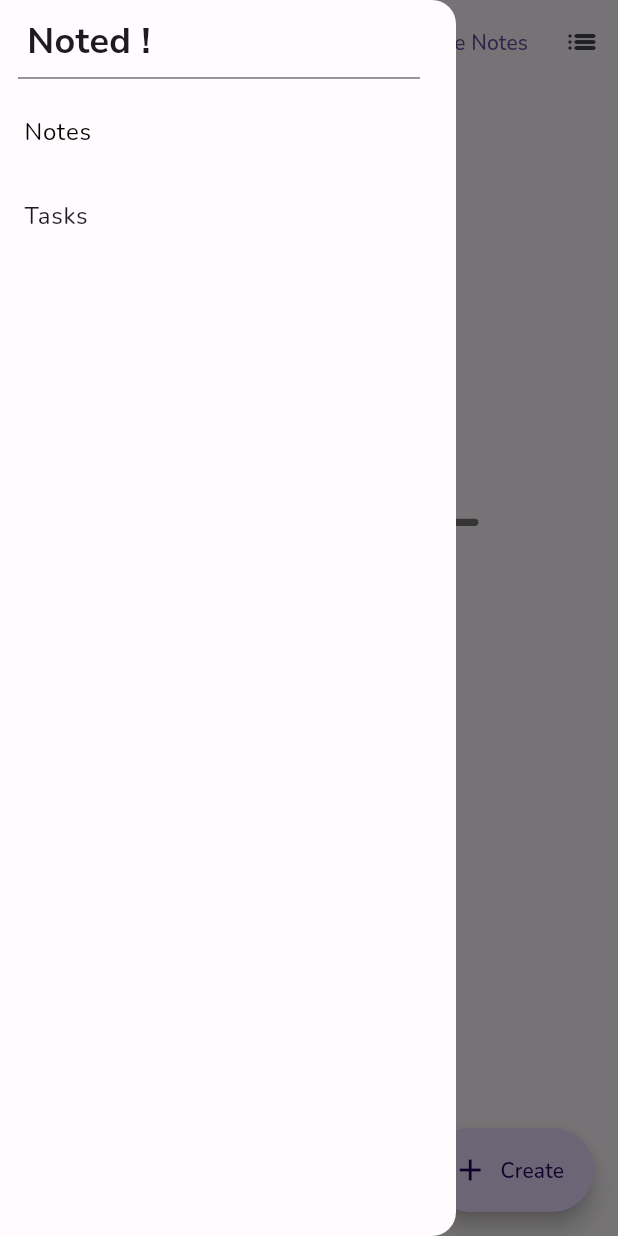
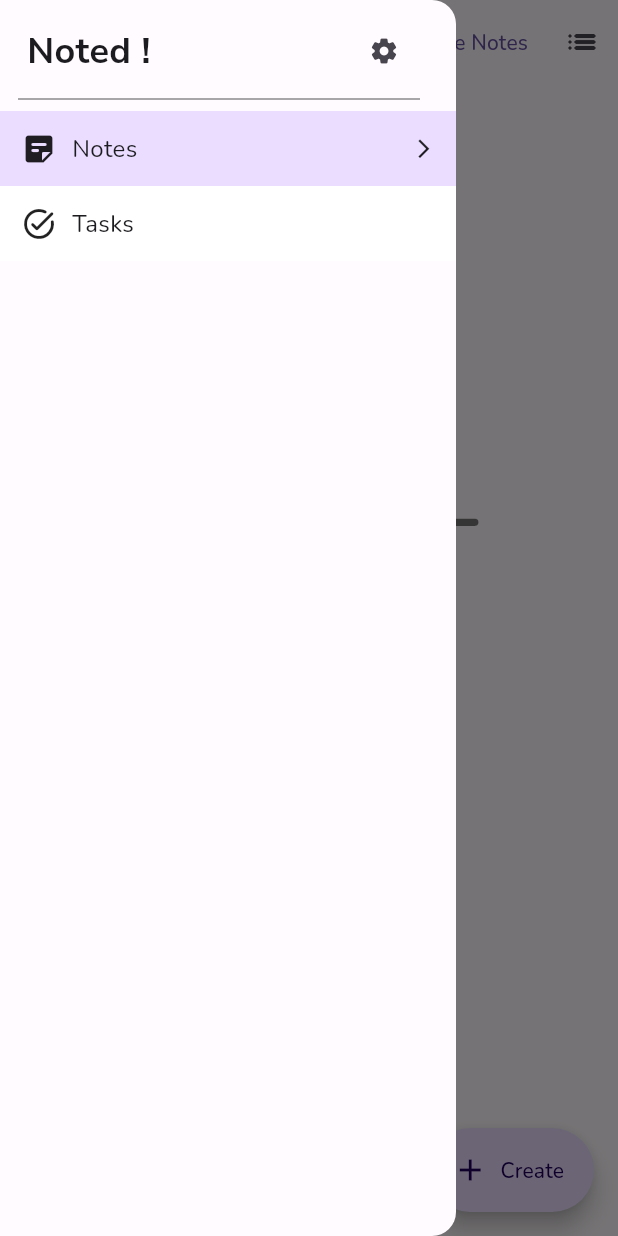
Before and after one commit to piyeldev/notes-app, a Flutter app: the screen it shows after launch, with the side drawer open, on a phone screen of 412 x 824 dp. Run offline on Flutter 3.47's test engine with Material 3 defaults, Android fonts, the phone set to English and light mode, and no system bars; our stand-ins replace font_awesome_flutter, google_fonts, image_picker, sqflite; accounts and stored records are empty.

```diff
--- /dev/null
+++ b/lib/src/custom_listTile.dart
@@ -0,0 +1,69 @@
+import 'package:Noted/src/material-theme%20(1)/color_schemes.g.dart';
+import 'package:flutter/material.dart';
+
+class CustomListTile extends StatefulWidget {
+  final bool? active;
+  final String? text;
+  final VoidCallback? onTap;
+  final TextStyle? style;
+  final double? iconSize;
+  final IconData? icon;
+  CustomListTile(
+      {super.key,
+      this.icon,
+      this.iconSize,
+      this.active,
+      this.text,
+      this.onTap,
+      this.style});
+
+  @override
+  State<CustomListTile> createState() => _CustomListTileState();
+}
+
+class _CustomListTileState extends State<CustomListTile> {
+  Widget trailingArrowStyle(bool active) {
+    return active
+        ? const Icon(
+            Icons.arrow_forward_ios,
+            size: 15,
+            color: Colors.black87,
+          )
+        : Container();
+  }
+
+  @override
+  Widget build(BuildContext context) {
+    return Ink(
+      color: widget.active != null && widget.active!
+          ? lightColorScheme.primaryContainer:Colors.white,
+      height: 50,
+      child: InkWell(
+        splashColor: Colors.black12,
+        onTap: () {
+          debugPrint("hello!");
+        },
+        child: Padding(
+          padding: const EdgeInsets.only(left: 14, right: 14),
+          child: Row(
+            children: [
+              widget.icon != null?
+              Icon(
+                widget.icon ,
+                size: widget.iconSize ?? 24,
+              ): Container(),
+              Padding(
+                  padding: EdgeInsets.only(left: 10),
+                  child: Text(
+                    widget.text ?? "",
+                    style: widget.style ?? TextStyle(fontSize: 16),
+                  )),
+              Spacer(),
+              widget.active != null && widget.active!? trailingArrowStyle(true):Container()
+            ],
+          ),
+        ),
+      ),
+    );
+  }
+}
--- /dev/null
+++ b/lib/src/drawer.dart
@@ -0,0 +1,55 @@
+import 'package:Noted/src/custom_listTile.dart';
+import 'package:Noted/src/settings.dart';
+import 'package:flutter/material.dart';
+import 'package:google_fonts/google_fonts.dart';
+
+class HomeDrawer extends StatefulWidget {
+  const HomeDrawer({super.key});
+
+  @override
+  State<HomeDrawer> createState() => _HomeDrawerState();
+}
+
+class _HomeDrawerState extends State<HomeDrawer> {
+
+  bool noteActive = true;
+  bool taskActive = false;
+
+
+  @override
+  Widget build(BuildContext context) {
+    return Drawer(
+          child: ListView(
+            children: [
+              Container(
+                  padding: const EdgeInsets.only(left: 18, top: 10),
+                  child: Expanded(
+                    child: Row(
+                      children: [
+                        Text(
+                          "Noted !",
+                          style: GoogleFonts.nunitoSans(
+                              fontWeight: FontWeight.bold, fontSize: 24),
+                        ),
+                        const Spacer(),
+                        Padding(
+                          padding: const EdgeInsets.only(right: 24),
+                          child: IconButton(onPressed: () {
+                            Navigator.of(context).push(MaterialPageRoute(builder: (context) => SettingsPage()));
+                          }, icon:  const Icon(Icons.settings_rounded, size: 20,)))
+                      ],
+                    ),
+                  ),
+                  ),
+              const Divider(
+                color: Colors.black45,
+                endIndent: 24,
+                indent: 12,
+              ),
+              CustomListTile(icon: Icons.sticky_note_2_rounded, text: "Notes", active: true,),
+              CustomListTile(icon: Icons.task_alt_rounded, text: "Tasks", active: false,),
+            ],
+          ),
+        );
+  }
+}
--- a/lib/src/home.dart
+++ b/lib/src/home.dart
@@ -1,6 +1,7 @@
 import 'dart:core';
 import 'dart:async';
 import 'dart:math';
+import 'package:Noted/src/drawer.dart';
 import 'package:flutter/widgets.dart';
 import 'package:google_fonts/google_fonts.dart';
 import 'package:flutter/material.dart';
@@ -135,43 +136,7 @@ class _HomePageState extends State<HomePage> with TickerProviderStateMixin {
             },
           ),
         ),
-        drawer: Drawer(
-          child: ListView(
-            children: [
-              Container(
-                  child: Text(
-                    "Noted !",
-                    style: GoogleFonts.nunitoSans(
-                        fontWeight: FontWeight.bold, fontSize: 24),
-                  ),
-                  padding: const EdgeInsets.only(left: 18, top: 10)),
-              Divider(
-                color: Colors.black54,
-                endIndent: 24,
-                indent: 12,
-              ),
-              Material(
-                type: MaterialType.transparency,                child: ListTile(
-                  selected: true,
-                  selectedColor: Colors.black,
-                  // tileColor: Theme.of(context).cardColor,
-                  title: const Text('Notes'),
-                  onTap: () {
-                    // Update the state of the app.
-                    // ...
-                  },
-                ),
-              ),
-              ListTile(
-                title: const Text('Tasks'),
-                onTap: () {
-                  // Update the state of the app.
-                  // ...
-                },
-              ),
-            ],
-          ),
-        ),
+        drawer: HomeDrawer(),
         endDrawerEnableOpenDragGesture: false,
         body: isLoading
             ? const Center(child: CircularProgressIndicator())
```
Also changed, not shown: lib/src/settings.dart (added, +61 -0 lines), 9 other files.
